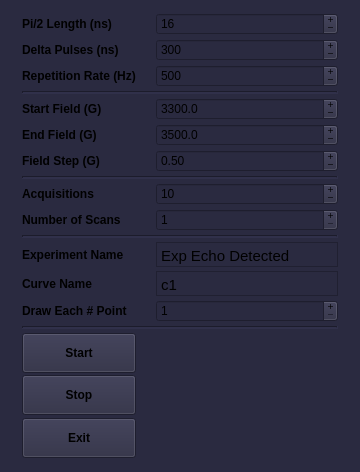
Anatoly1010/Atomize_NIOCH, file atomize/control_center/gui/echo_det_main_window.ui: the form before one commit.
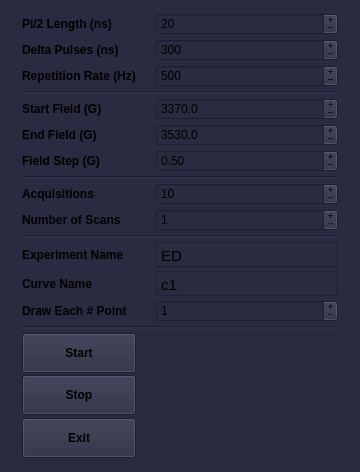
The form after the commit.

What changed in the file:
```diff
--- a/atomize/control_center/gui/echo_det_main_window.ui
+++ b/atomize/control_center/gui/echo_det_main_window.ui
@@ -313,7 +313,7 @@
          <double>0.500000000000000</double>
         </property>
         <property name="value">
-         <double>3500.000000000000000</double>
+         <double>3530.000000000000000</double>
         </property>
        </widget>
       </item>
@@ -341,7 +341,7 @@
          <double>0.500000000000000</double>
         </property>
         <property name="value">
-         <double>3300.000000000000000</double>
+         <double>3370.000000000000000</double>
         </property>
        </widget>
       </item>
@@ -464,7 +464,7 @@
 &lt;html&gt;&lt;head&gt;&lt;meta name=&quot;qrichtext&quot; content=&quot;1&quot; /&gt;&lt;style type=&quot;text/css&quot;&gt;
 p, li { white-space: pre-wrap; }
 &lt;/style&gt;&lt;/head&gt;&lt;body style=&quot; font-family:'MS Shell Dlg 2'; font-size:8.25pt; font-weight:400; font-style:normal;&quot;&gt;
-&lt;p style=&quot; margin-top:7px; margin-bottom:7px; margin-left:0px; margin-right:0px; -qt-block-indent:0; text-indent:0px;&quot;&gt;&lt;span style=&quot; font-family:'Ubuntu'; font-size:11pt;&quot;&gt;Exp Echo Detected&lt;/span&gt;&lt;/p&gt;&lt;/body&gt;&lt;/html&gt;</string>
+&lt;p style=&quot; margin-top:7px; margin-bottom:7px; margin-left:0px; margin-right:0px; -qt-block-indent:0; text-indent:0px;&quot;&gt;&lt;span style=&quot; font-family:'Ubuntu'; font-size:11pt;&quot;&gt;ED&lt;/span&gt;&lt;/p&gt;&lt;/body&gt;&lt;/html&gt;</string>
         </property>
         <property name="overwriteMode">
          <bool>true</bool>
@@ -608,7 +608,7 @@
          <number>2</number>
         </property>
         <property name="value">
-         <number>16</number>
+         <number>20</number>
         </property>
        </widget>
       </item>
```
